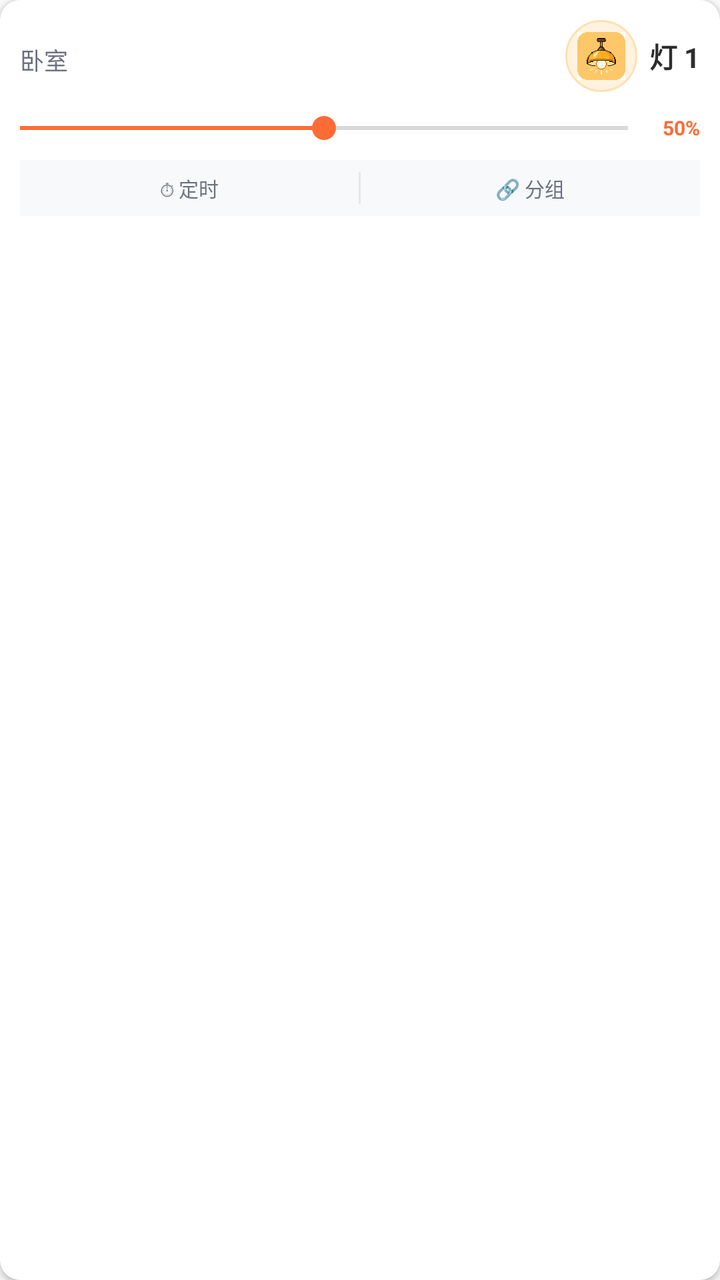
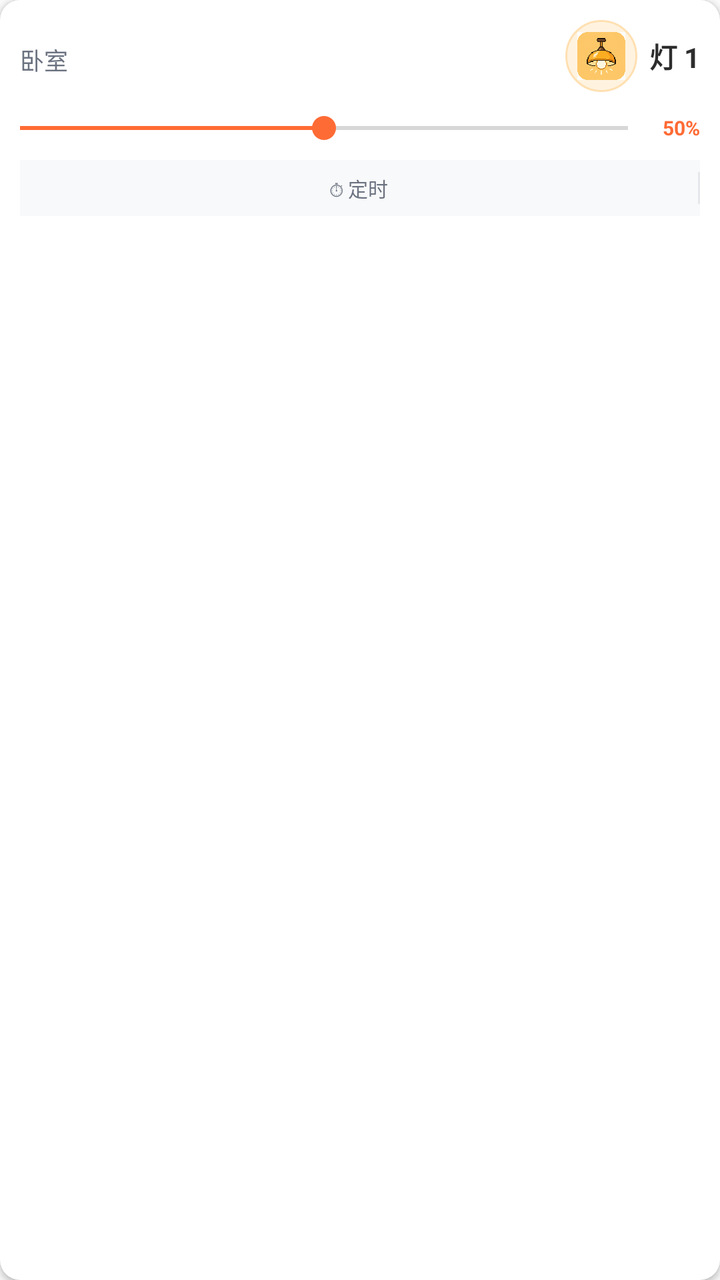

Compare the two renders of this Android layout. The source of the first and the diff that turns it into the second are given below.
<!-- AndroidManifest.xml: application theme Theme.BLE_Device_Mesh -->
<!-- res/layout/item_mesh_device.xml -->
<?xml version="1.0" encoding="utf-8"?>
<androidx.cardview.widget.CardView xmlns:android="http://schemas.android.com/apk/res/android"
    xmlns:app="http://schemas.android.com/apk/res-auto"
    android:layout_width="match_parent"
    android:layout_height="wrap_content"
    android:layout_margin="4dp"
    app:cardCornerRadius="10dp"
    app:cardElevation="2dp"
    app:cardBackgroundColor="#FFFFFF">

    <LinearLayout
        android:layout_width="match_parent"
        android:layout_height="wrap_content"
        android:orientation="vertical"
        android:background="?android:attr/selectableItemBackground"
        android:padding="10dp">

        <LinearLayout
            android:layout_width="match_parent"
            android:layout_height="wrap_content"
            android:orientation="horizontal">

            
            <LinearLayout
                android:layout_width="0dp"
                android:layout_height="wrap_content"
                android:layout_weight="1"
                android:orientation="vertical"
                android:gravity="start"
                android:layout_gravity="center_vertical">

                
                <LinearLayout
                    android:id="@+id/layoutOnlineIndicator"
                    android:layout_width="wrap_content"
                    android:layout_height="wrap_content"
                    android:orientation="horizontal"
                    android:gravity="center_vertical"
                    android:visibility="gone">

                    <View
                        android:id="@+id/viewOnlineDot"
                        android:layout_width="6dp"
                        android:layout_height="6dp"
                        android:background="#4CAF50" />

                    <TextView
                        android:id="@+id/tvOnlineText"
                        android:layout_width="wrap_content"
                        android:layout_height="wrap_content"
                        android:text="在线"
                        android:textSize="10sp"
                        android:textColor="#4CAF50"
                        android:layout_marginStart="3dp" />

                </LinearLayout>

                
                <TextView
                    android:id="@+id/tvDeviceGroup"
                    android:layout_width="wrap_content"
                    android:layout_height="wrap_content"
                    android:layout_marginTop="4dp"
                    android:text="卧室"
                    android:textSize="12sp"
                    android:textColor="#6B7280"
                    android:maxLines="1"
                    android:ellipsize="end" />

            </LinearLayout>

            
            <LinearLayout
                android:layout_width="wrap_content"
                android:layout_height="wrap_content"
                android:orientation="horizontal"
                android:gravity="center"
                android:layout_marginStart="8dp">

                <FrameLayout
                    android:layout_width="36dp"
                    android:layout_height="36dp"
                    android:background="@drawable/icon_circle_bg">

                    <ImageView
                        android:id="@+id/ivDeviceIcon"
                        android:layout_width="24dp"
                        android:layout_height="24dp"
                        android:layout_gravity="center"
                        android:src="@drawable/ic_device_light"
                        android:scaleType="fitCenter" />
                </FrameLayout>

                <TextView
                    android:id="@+id/tvDeviceName"
                    android:layout_width="wrap_content"
                    android:layout_height="wrap_content"
                    android:layout_marginStart="6dp"
                    android:text="灯 1"
                    android:textSize="14sp"
                    android:textStyle="bold"
                    android:textColor="#2D2D2D"
                    android:maxLines="1"
                    android:ellipsize="end" />

            </LinearLayout>

        </LinearLayout>

        
        <LinearLayout
            android:id="@+id/layoutQuickBrightness"
            android:layout_width="match_parent"
            android:layout_height="wrap_content"
            android:layout_marginTop="6dp"
            android:orientation="horizontal"
            android:gravity="center_vertical">

            <SeekBar
                android:id="@+id/seekBarQuickBrightness"
                android:layout_width="0dp"
                android:layout_height="24dp"
                android:layout_weight="1"
                android:max="100"
                android:progress="50"
                android:paddingStart="0dp"
                android:paddingEnd="0dp"
                android:splitTrack="false" />

            <TextView
                android:id="@+id/tvBrightness"
                android:layout_width="wrap_content"
                android:layout_height="wrap_content"
                android:text="50%"
                android:textSize="10sp"
                android:textColor="#FF6B35"
                android:textStyle="bold"
                android:layout_marginStart="4dp"
                android:minWidth="32dp"
                android:gravity="end" />

        </LinearLayout>

        
        <LinearLayout
            android:layout_width="match_parent"
            android:layout_height="wrap_content"
            android:layout_marginTop="4dp"
            android:orientation="horizontal"
            android:gravity="center"
            android:background="#F8F9FA">

            <TextView
                android:id="@+id/btnQuickTimer"
                android:layout_width="0dp"
                android:layout_height="28dp"
                android:layout_weight="1"
                android:gravity="center"
                android:text="⏱ 定时"
                android:textSize="10sp"
                android:textColor="#6B7280"
                android:background="?android:attr/selectableItemBackgroundBorderless" />

            <View
                android:layout_width="1dp"
                android:layout_height="16dp"
                android:background="#E5E7EB" />

            <TextView
                android:id="@+id/btnQuickGroup"
                android:layout_width="0dp"
                android:layout_height="28dp"
                android:layout_weight="1"
                android:gravity="center"
                android:text="🔗 分组"
                android:textSize="10sp"
                android:textColor="#6B7280"
                android:background="?android:attr/selectableItemBackgroundBorderless" />

        </LinearLayout>

        
        <LinearLayout
            android:layout_width="wrap_content"
            android:layout_height="0dp"
            android:orientation="horizontal"
            android:visibility="gone">

            <TextView
                android:id="@+id/tvLightStatus"
                android:layout_width="wrap_content"
                android:layout_height="wrap_content"
                android:text="💡"
                android:textSize="16sp" />

            <TextView
                android:id="@+id/tvScheduleStatus"
                android:layout_width="wrap_content"
                android:layout_height="wrap_content"
                android:text="⏰"
                android:textSize="14sp"
                android:visibility="gone" />

        </LinearLayout>

        
        <TextView
            android:id="@+id/tvTemperature"
            android:layout_width="wrap_content"
            android:layout_height="0dp"
            android:visibility="gone" />

    </LinearLayout>

</androidx.cardview.widget.CardView>
<!-- resources referenced by this layout -->
<resources>
  <!-- drawable ic_device_light: png bitmap (drawable, 994141 bytes) -->
  <!-- drawable icon_circle_bg (drawable) -->
  <?xml version="1.0" encoding="utf-8"?>
  <shape xmlns:android="http://schemas.android.com/apk/res/android"
      android:shape="oval">
      <solid android:color="#FFF3E0"/>
      <stroke
          android:width="1dp"
          android:color="#FFE0B2" />
  </shape>
  <style name="Theme.BLE_Device_Mesh" parent="Theme.AppCompat.Light.NoActionBar">
          <item name="colorPrimary">@color/primary</item>
          <item name="colorPrimaryDark">@color/primary_dark</item>
          <item name="colorAccent">@color/primary</item>
          <item name="android:statusBarColor">@color/primary_dark</item>
          <item name="android:navigationBarColor">@color/surface</item>
      </style>
  <color name="primary">#FF6B35</color>
  <color name="primary_dark">#E55A2B</color>
  <color name="surface">#FFFFFF</color>
</resources>

<!-- the commit's change to res/layout/item_mesh_device.xml (unified diff, before → after) -->
@@ -167,15 +167,15 @@
                 android:background="#E5E7EB" />
 
             <TextView
-                android:id="@+id/btnQuickGroup"
+                android:id="@+id/tvCardTemperature"
                 android:layout_width="0dp"
                 android:layout_height="28dp"
                 android:layout_weight="1"
                 android:gravity="center"
-                android:text="🔗 分组"
-                android:textSize="10sp"
+                android:text="-- °C"
+                android:textSize="11sp"
                 android:textColor="#6B7280"
-                android:background="?android:attr/selectableItemBackgroundBorderless" />
+                android:visibility="gone" />
 
         </LinearLayout>
 
